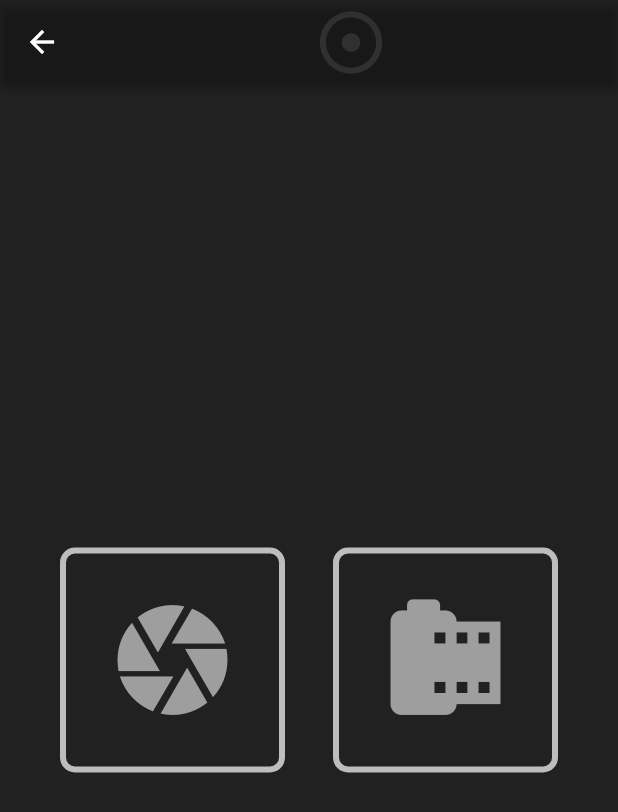
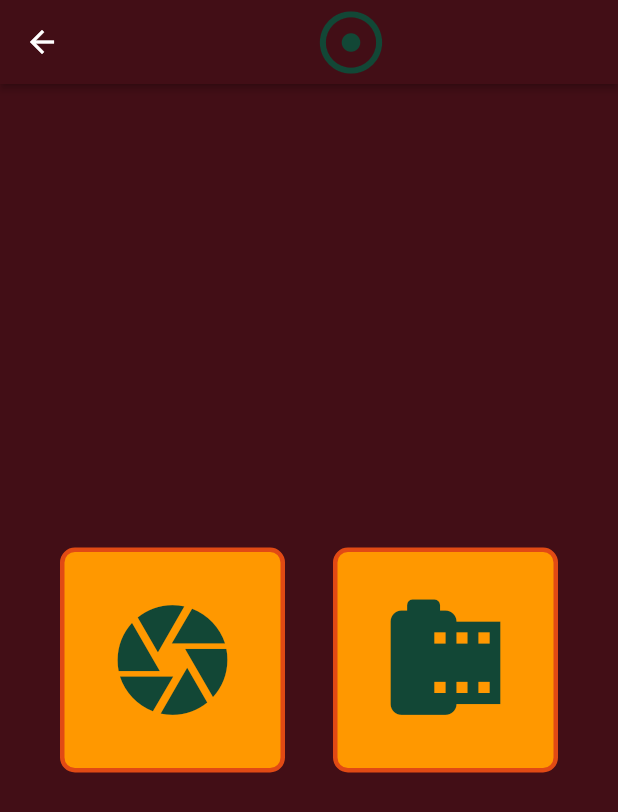
Before and after one commit to lightScout/camera1, a Flutter app: the HomeScreen screen opened by its route, on a phone screen of 412 x 824 dp. Shown: the top 812 px of the screen. Run offline on Flutter 3.47's test engine with Material 2 defaults, Android fonts, the phone set to English and light mode, and no system bars; our stand-ins replace bloc, camera, equatable, flutter_bloc, image_picker.

Commit message:
Updated Home Screen

```diff
--- a/lib/screens/home_screen.dart
+++ b/lib/screens/home_screen.dart
@@ -17,16 +17,16 @@ class _HomeScreenState extends State<HomeScreen> {
     return Scaffold(
       appBar: AppBar(
         elevation: 2,
-        backgroundColor: Colors.black87,
+        backgroundColor: Color(0xFF420e16),
         title: Center(
             child: Icon(
           Icons.adjust,
           size: 50,
-          color: Colors.grey[850],
+          color: Color(0xFF124736),
         )),
       ),
       body: Container(
-        color: Colors.black87,
+        color: Color(0xFF420e16),
         child: Column(
           mainAxisAlignment: MainAxisAlignment.center,
           children: [
@@ -57,19 +57,20 @@ Widget homeSelecionButton(IconData icon) {
       width: 150,
       height: 150,
       decoration: ShapeDecoration(
+        color: Colors.orange,
         shape: RoundedRectangleBorder(
           borderRadius: BorderRadius.all(
             Radius.circular(10),
           ),
           side: BorderSide(
-            width: 4,
-            color: Colors.grey[400],
+            width: 3,
+            color: Color(0xFFE14A14),
           ),
         ),
       ),
       child: Icon(
         icon,
-        color: Colors.grey,
+        color: Color(0xFF124736),
         size: 88,
       ),
     ),
--- a/lib/screens/splash_screen.dart
+++ b/lib/screens/splash_screen.dart
@@ -15,9 +15,9 @@ class SplashScreen extends StatefulWidget {
 class _SplashScreenState extends State<SplashScreen> {
   @override
   void initState() {
-    // Timer(Duration(seconds: 2), () {
-    //   Navigator.of(context).pushReplacementNamed(HomeScreen.id);
-    // });
+    Timer(Duration(seconds: 2), () {
+      Navigator.of(context).pushReplacementNamed(HomeScreen.id);
+    });
     super.initState();
   }
 
```
